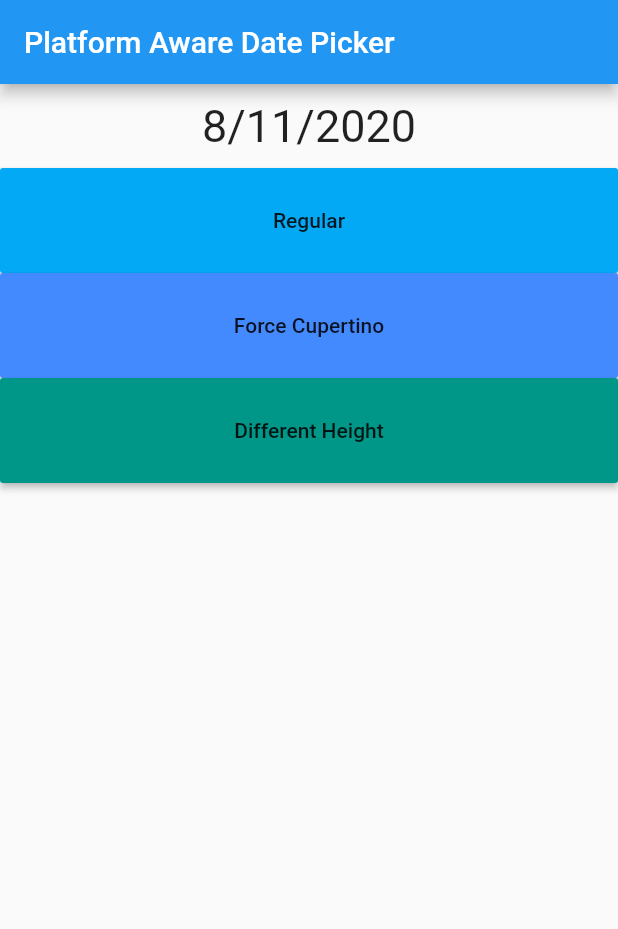
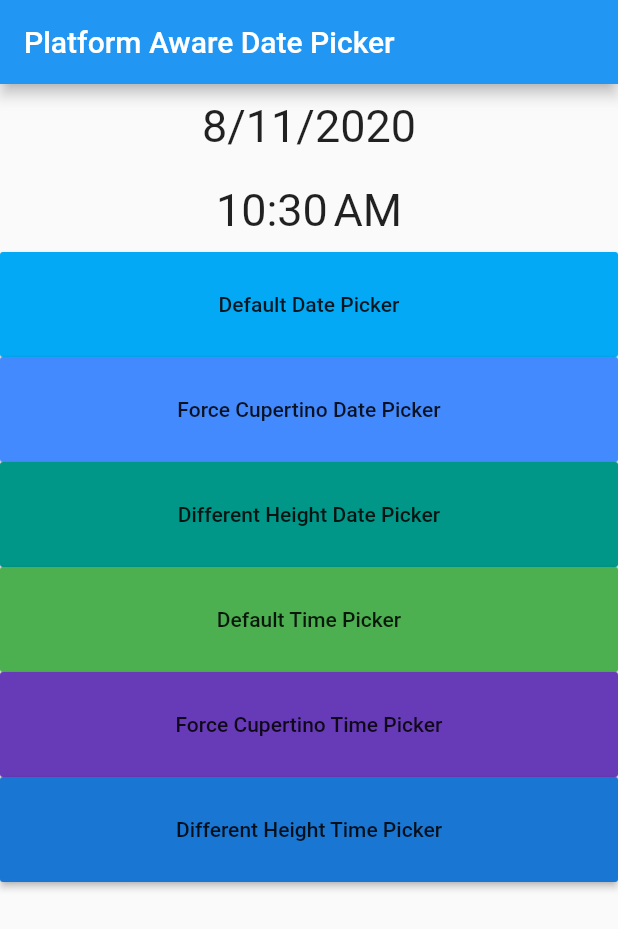
Before and after one commit to aaqibismail/platform_date_picker, a Flutter app: the screen it shows after launch, on a phone screen of 412 x 824 dp. Shown: the top 929 px of the screen. Run offline on Flutter 3.47's test engine with Material 2 defaults, Android fonts, the phone set to English and light mode, and no system bars; our stand-ins replace universal_platform.

Commit message:
Add platform aware time picker, update doc

```diff
--- a/example/lib/main.dart
+++ b/example/lib/main.dart
@@ -1,4 +1,5 @@
 import 'package:flutter/material.dart';
+import 'package:intl/intl.dart';
 import 'package:platform_date_picker/platform_date_picker.dart';
 
 void main() {
@@ -26,6 +27,7 @@ class HomePage extends StatefulWidget {
 
 class _HomePageState extends State<HomePage> {
   DateTime date = DateTime.now();
+  TimeOfDay time = TimeOfDay.now();
   @override
   Widget build(BuildContext context) {
     return Scaffold(
@@ -47,13 +49,20 @@ class _HomePageState extends State<HomePage> {
                 textAlign: TextAlign.center,
               ),
             ),
+            ListTile(
+              title: Text(
+                formatTime(time),
+                style: TextStyle(fontSize: 30),
+                textAlign: TextAlign.center,
+              ),
+            ),
             MaterialButton(
               height: 70,
               minWidth: double.infinity,
               color: Colors.lightBlue,
-              child: Text('Regular'),
+              child: Text('Default Date Picker'),
               onPressed: () async {
-                DateTime temp = await PlatformDatePicker.show(
+                DateTime temp = await PlatformDatePicker.showDate(
                   context: context,
                   firstDate: DateTime(DateTime.now().year - 2),
                   initialDate: DateTime.now(),
@@ -66,9 +75,9 @@ class _HomePageState extends State<HomePage> {
               height: 70,
               minWidth: double.infinity,
               color: Colors.blueAccent,
-              child: Text('Force Cupertino'),
+              child: Text('Force Cupertino Date Picker'),
               onPressed: () async {
-                DateTime temp = await PlatformDatePicker.show(
+                DateTime temp = await PlatformDatePicker.showDate(
                   context: context,
                   firstDate: DateTime(DateTime.now().year - 2),
                   initialDate: DateTime.now(),
@@ -82,9 +91,9 @@ class _HomePageState extends State<HomePage> {
               height: 70,
               minWidth: double.infinity,
               color: Colors.teal,
-              child: Text('Different Height'),
+              child: Text('Different Height Date Picker'),
               onPressed: () async {
-                DateTime temp = await PlatformDatePicker.show(
+                DateTime temp = await PlatformDatePicker.showDate(
                   context: context,
                   firstDate: DateTime(DateTime.now().year - 2),
                   initialDate: DateTime.now(),
@@ -95,9 +104,59 @@ class _HomePageState extends State<HomePage> {
                 if (temp != null) setState(() => date = temp);
               },
             ),
+            MaterialButton(
+              height: 70,
+              minWidth: double.infinity,
+              color: Colors.green,
+              child: Text('Default Time Picker'),
+              onPressed: () async {
+                TimeOfDay temp = await PlatformDatePicker.showTime(
+                  context: context,
+                  initialTime: time,
+                );
+                if (temp != null) setState(() => time = temp);
+              },
+            ),
+            MaterialButton(
+              height: 70,
+              minWidth: double.infinity,
+              color: Colors.deepPurple,
+              child: Text('Force Cupertino Time Picker'),
+              onPressed: () async {
+                TimeOfDay temp = await PlatformDatePicker.showTime(
+                  context: context,
+                  initialTime: time,
+                  showCupertino: true,
+                );
+                if (temp != null) setState(() => time = temp);
+              },
+            ),
+            MaterialButton(
+              height: 70,
+              minWidth: double.infinity,
+              color: Colors.blue[700],
+              child: Text('Different Height Time Picker'),
+              onPressed: () async {
+                TimeOfDay temp = await PlatformDatePicker.showTime(
+                  context: context,
+                  initialTime: time,
+                  showCupertino: true,
+                  height: 100,
+                );
+                if (temp != null) setState(() => time = temp);
+              },
+            ),
           ],
         ),
       ),
     );
   }
+
+  String formatTime(TimeOfDay time) {
+    DateTime current = new DateTime.now();
+    current = DateTime(
+        current.year, current.month, current.day, time.hour, time.minute);
+    DateFormat format = DateFormat.jm();
+    return format.format(current);
+  }
 }
--- a/example/pubspec.yaml
+++ b/example/pubspec.yaml
@@ -21,6 +21,7 @@ environment:
   sdk: ">=2.7.0 <3.0.0"
 
 dependencies:
+  intl: ^0.16.1
   flutter:
     sdk: flutter
 
--- a/lib/src/platform_date_picker_plugin.dart
+++ b/lib/src/platform_date_picker_plugin.dart
@@ -18,7 +18,7 @@ class PlatformDatePicker {
   ///
   /// [height] specifies the size of the cupertino date picker. It defaults to
   /// the bottom third of the screen.
-  static Future<DateTime> show({
+  static Future<DateTime> showDate({
     @required BuildContext context,
     @required DateTime initialDate,
     @required DateTime firstDate,
@@ -40,7 +40,6 @@ class PlatformDatePicker {
     String fieldLabelText,
     Key key,
     CupertinoDatePickerMode mode = CupertinoDatePickerMode.date,
-    DateTime initialDateTime,
     int minimumYear = 1,
     int maximumYear,
     int minuteInterval = 1,
@@ -98,4 +97,60 @@ class PlatformDatePicker {
       );
     }
   }
+
+  static Future<TimeOfDay> showTime({
+    @required BuildContext context,
+    @required TimeOfDay initialTime,
+    TransitionBuilder builder,
+    bool useRootNavigator = true,
+    RouteSettings routeSettings,
+    Key key,
+    CupertinoDatePickerMode mode = CupertinoDatePickerMode.time,
+    int minuteInterval = 1,
+    bool use24hFormat = false,
+    Color backgroundColor,
+    double height,
+    bool showCupertino = false,
+    bool showMaterial = false,
+  }) async {
+    if ((UniversalPlatform.isIOS && !showMaterial) || showCupertino) {
+      DateTime now = DateTime.now();
+      DateTime keep;
+      await showModalBottomSheet(
+        context: context,
+        builder: (BuildContext builder) {
+          return Container(
+            height: height ?? MediaQuery.of(context).copyWith().size.height / 3,
+            child: CupertinoDatePicker(
+              key: key,
+              mode: mode,
+              onDateTimeChanged: (date) => keep = date,
+              backgroundColor: backgroundColor,
+              initialDateTime: DateTime(
+                now.year,
+                now.month,
+                now.day,
+                initialTime.hour,
+                initialTime.minute,
+              ),
+              minuteInterval: minuteInterval,
+              use24hFormat: use24hFormat,
+            ),
+          );
+        },
+      );
+      if (keep != null) {
+        return TimeOfDay.fromDateTime(keep);
+      }
+      return null;
+    } else {
+      return await showTimePicker(
+        context: context,
+        initialTime: initialTime,
+        builder: builder,
+        routeSettings: routeSettings,
+        useRootNavigator: useRootNavigator,
+      );
+    }
+  }
 }
--- a/pubspec.yaml
+++ b/pubspec.yaml
@@ -1,6 +1,6 @@
 name: platform_date_picker
-description: A platform aware date picker. Unlike the showDatePicker function, this package automatically chooose the appropiate widget depending on the platform.
-version: 0.0.2
+description: A platform aware date and time picker. Unlike the showDatePicker and showTimePicker functions, this package automatically chooose the appropiate widget depending on the platform.
+version: 0.0.3
 homepage: https://github.com/aaqibism/platform_date_picker
 
 environment:
```
Also changed, not shown: images/screen4.png (added), images/screen5.png (added), images/screen6.png (added), 2 other files.
